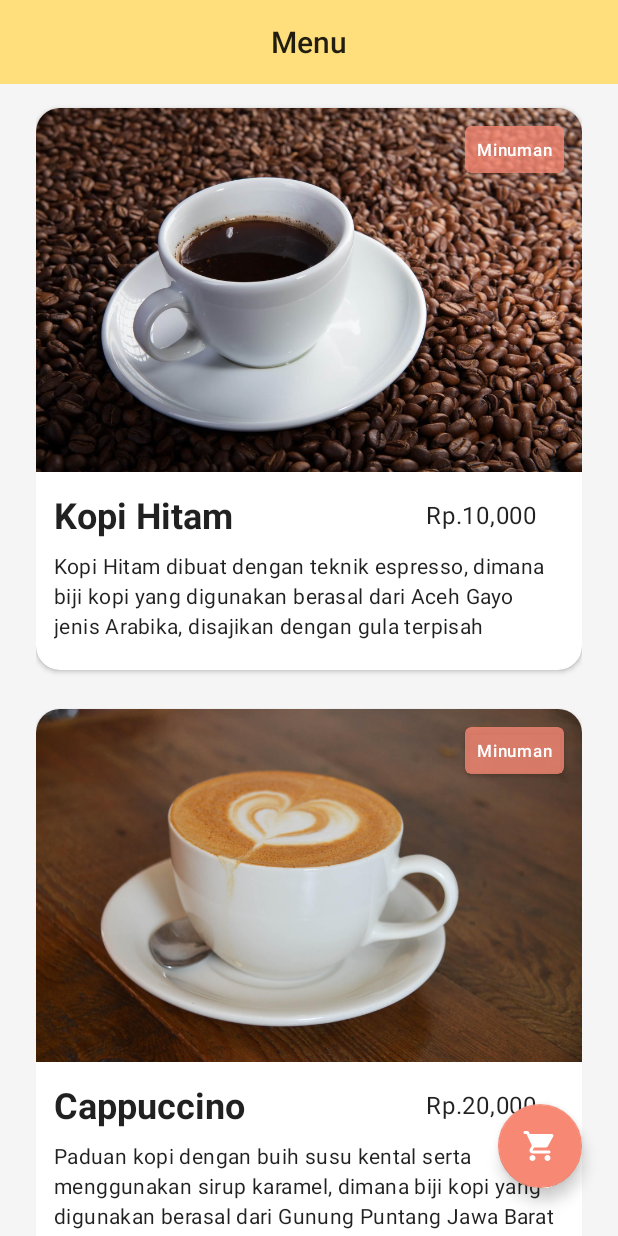
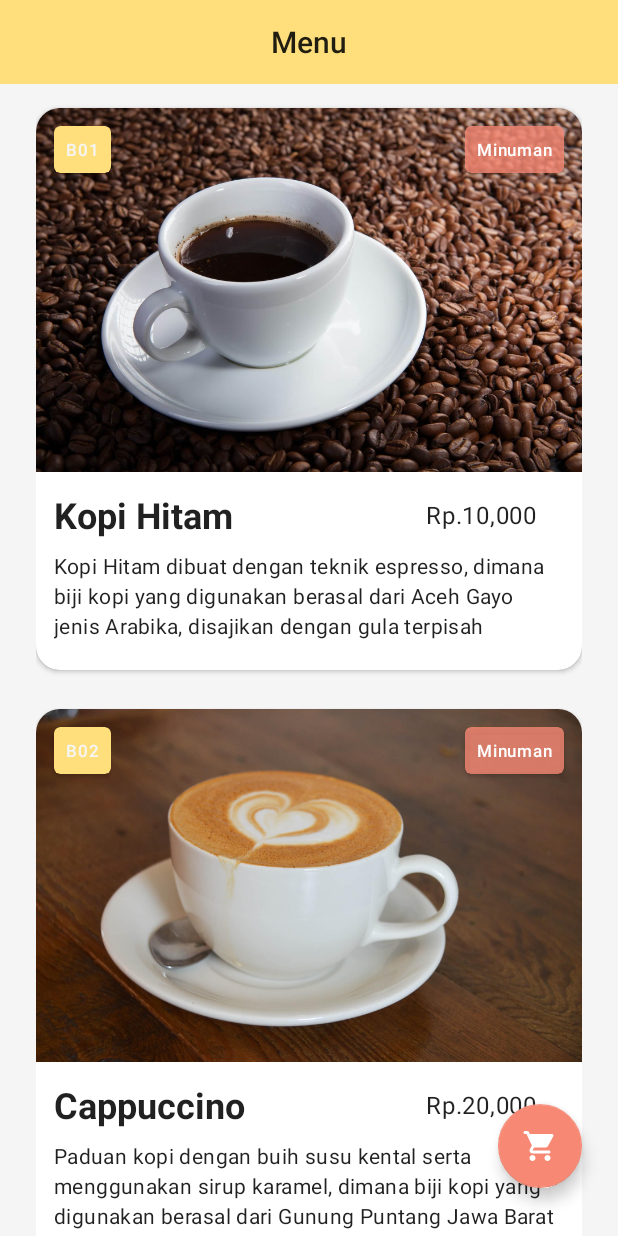
Before and after one commit to Unikom-TDoni/Restoranku, an Android app: the screen it shows after launch (MainActivity), on a phone screen of 412 x 824 dp. Run offline under Robolectric (Android 15) with nearby library versions, the phone set to English and light mode, and no system bars.

Commit message:
Update data

```diff
--- a/app/src/main/java/edu/unikom/restoranku/feature/food/presentation/FoodRecyclerViewAdapter.kt
+++ b/app/src/main/java/edu/unikom/restoranku/feature/food/presentation/FoodRecyclerViewAdapter.kt
@@ -34,6 +34,7 @@ class FoodRecyclerViewAdapter(
 
         binding.txtViewName.text = currentData.name
         binding.txtViewDesc.text = currentData.desc
+        binding.txtViewMenuCode.text = currentData.code
         Glide.with(binding.imgViewMenu).load(currentData.image).into(binding.imgViewMenu)
         binding.txtViewPrice.text = "Rp.${DecimalFormat("#,###.##").format(currentData.price)}"
         binding.txtViewCategory.text = currentData.category.toString()
--- a/app/src/main/java/edu/unikom/restoranku/feature/order/presentation/OrderFormViewBindingFragment.kt
+++ b/app/src/main/java/edu/unikom/restoranku/feature/order/presentation/OrderFormViewBindingFragment.kt
@@ -11,7 +11,6 @@ import androidx.viewbinding.ViewBinding
 import edu.unikom.restoranku.databinding.FragmentOrderFormBinding
 import edu.unikom.restoranku.module.DateUtility
 import edu.unikom.restoranku.module.ViewBindingFragment
-
 
 class OrderFormViewBindingFragment : ViewBindingFragment<FragmentOrderFormBinding>() {
     override val bindingInflater: (LayoutInflater) -> ViewBinding =
--- a/app/src/main/res/layout/item_food_list.xml
+++ b/app/src/main/res/layout/item_food_list.xml
@@ -79,6 +79,27 @@
             app:layout_constraintStart_toStartOf="@id/txt_view_name"
             app:layout_constraintTop_toBottomOf="@id/txt_view_name" />
 
+        <androidx.cardview.widget.CardView
+            android:id="@+id/card_view_menu_code"
+            android:layout_width="wrap_content"
+            android:layout_height="wrap_content"
+            android:layout_marginStart="@dimen/space_mini_120"
+            android:layout_marginTop="@dimen/space_mini_120"
+            app:cardBackgroundColor="@color/jasmine"
+            app:cardCornerRadius="@dimen/space_mini_40"
+            app:layout_constraintStart_toStartOf="@id/img_view_menu"
+            app:layout_constraintTop_toTopOf="@id/img_view_menu">
+
+            <com.google.android.material.textview.MaterialTextView
+                android:id="@+id/txt_view_menu_code"
+                style="@style/TextAppearance.Material3.LabelSmall"
+                android:layout_width="wrap_content"
+                android:layout_height="wrap_content"
+                android:padding="@dimen/space_mini_80"
+                android:textColor="@color/grey" />
+
+        </androidx.cardview.widget.CardView>
+
     </androidx.constraintlayout.widget.ConstraintLayout>
 
 </androidx.cardview.widget.CardView>
```
